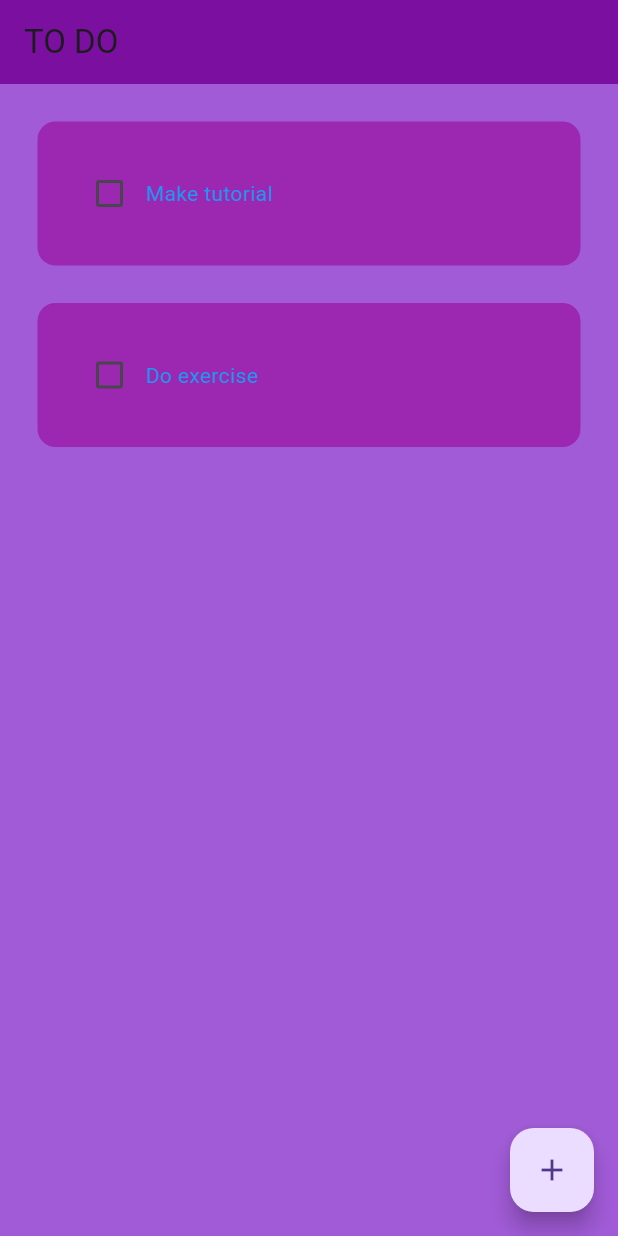
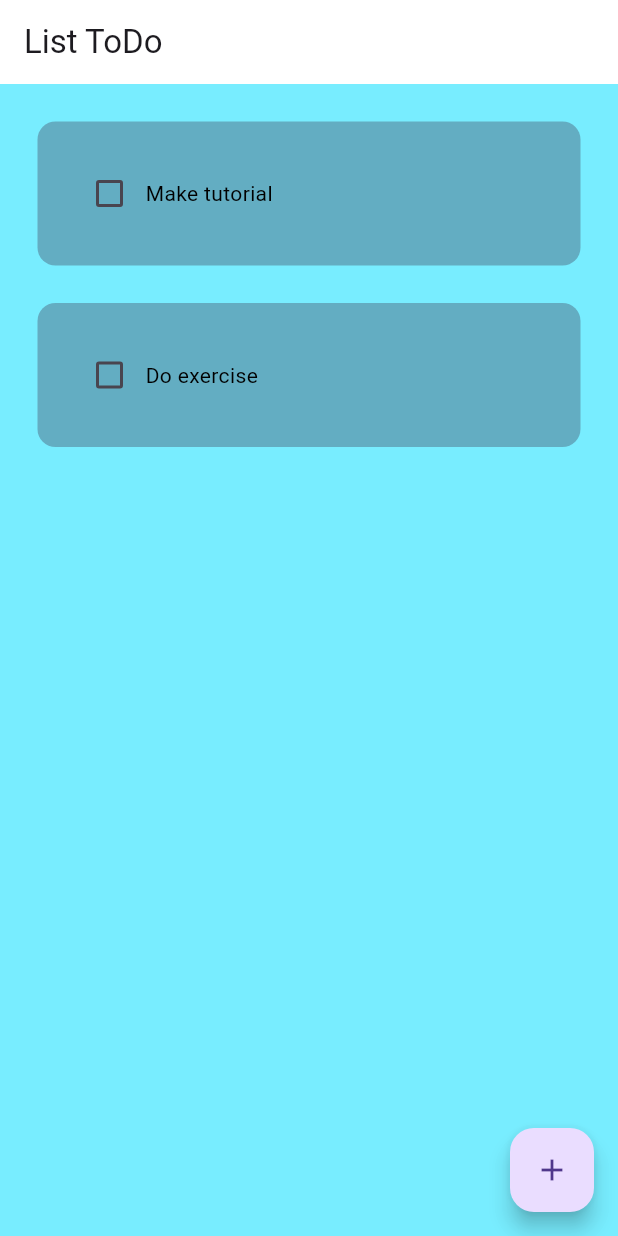
Before and after one commit to prissmarquez/ToDo-Aplication, a Flutter app: the screen it shows after launch, on a phone screen of 412 x 824 dp. Run offline on Flutter 3.47's test engine with Material 3 defaults, Android fonts, the phone set to English and light mode, and no system bars; drawn by our look-alikes of flutter_slidable; our stand-ins replace hive_flutter; accounts and stored records are empty.

Commit message:
cambio de colores

```diff
--- a/lib/pages/home_page.dart
+++ b/lib/pages/home_page.dart
@@ -88,10 +88,10 @@ class _HomePageState extends State<HomePage> {
   @override
   Widget build(BuildContext context) {
     return Scaffold(
-      backgroundColor: const Color.fromARGB(255, 161, 91, 215),
-      appBar: AppBar(
-        backgroundColor: const Color.fromARGB(255, 123, 15, 159),
-        title: Text("TO DO "),
+      backgroundColor: const Color.fromARGB(215, 95, 234, 255),
+       appBar: AppBar(
+        backgroundColor: const Color.fromARGB(255, 255, 255, 255),
+        title: Text("List ToDo "),
         elevation: 0,
       ),
       floatingActionButton: FloatingActionButton(
--- a/lib/util/to_list.dart
+++ b/lib/util/to_list.dart
@@ -47,7 +47,7 @@ class ToList extends StatelessWidget {
               Text(
                 taskName,
                 style: TextStyle(
-                  color: Colors.blue,
+                  color: const Color.fromARGB(255, 0, 0, 0),
                   decoration: taskCompleted
                   ? TextDecoration.lineThrough :
                   TextDecoration.none,
@@ -56,7 +56,7 @@ class ToList extends StatelessWidget {
             ],
           ),
           decoration: BoxDecoration(
-            color: Colors.purple,
+            color: const Color.fromARGB(255, 99, 173, 194),
             borderRadius:BorderRadius.circular(12)
             ),
         ),
```
